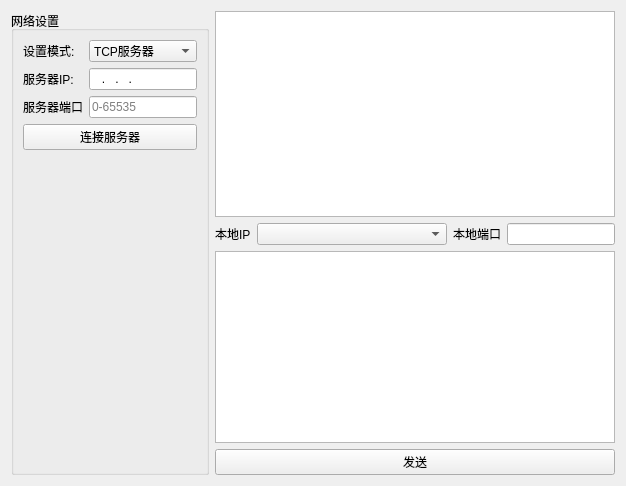
The window that GUI/PySide6_PyQt/TCP_Client/ui/net_assist_widget.ui (linzhangdaren/CPlusPlus_Learning) describes before a commit, drawn with Qt 5.
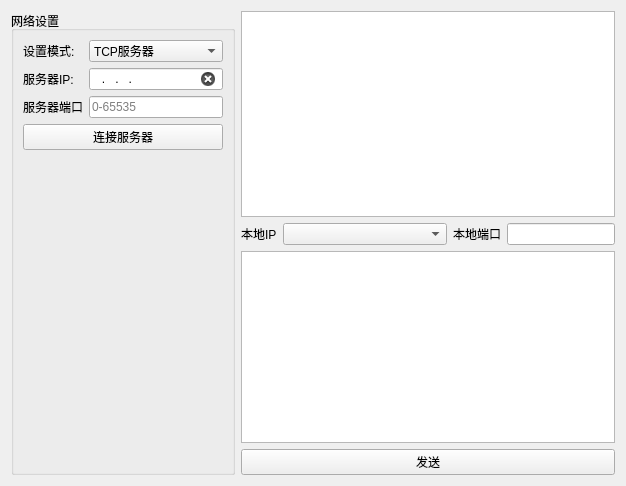
The same window after the commit. Icons and pictures are not drawn.

```diff
--- a/GUI/PySide6_PyQt/TCP_Client/ui/net_assist_widget.ui
+++ b/GUI/PySide6_PyQt/TCP_Client/ui/net_assist_widget.ui
@@ -60,6 +60,9 @@
           <property name="inputMask">
            <string>000.000.000.000</string>
           </property>
+          <property name="clearButtonEnabled">
+           <bool>true</bool>
+          </property>
          </widget>
         </item>
         <item row="2" column="0">
@@ -80,6 +83,9 @@
           <property name="placeholderText">
            <string>0-65535</string>
           </property>
+          <property name="clearButtonEnabled">
+           <bool>true</bool>
+          </property>
          </widget>
         </item>
        </layout>
@@ -93,6 +99,12 @@
          <iconset resource="resource.qrc">
           <normaloff>:/icon/res/un_connect.svg</normaloff>:/icon/res/un_connect.svg</iconset>
         </property>
+        <property name="iconSize">
+         <size>
+          <width>16</width>
+          <height>16</height>
+         </size>
+        </property>
        </widget>
       </item>
       <item>
```
